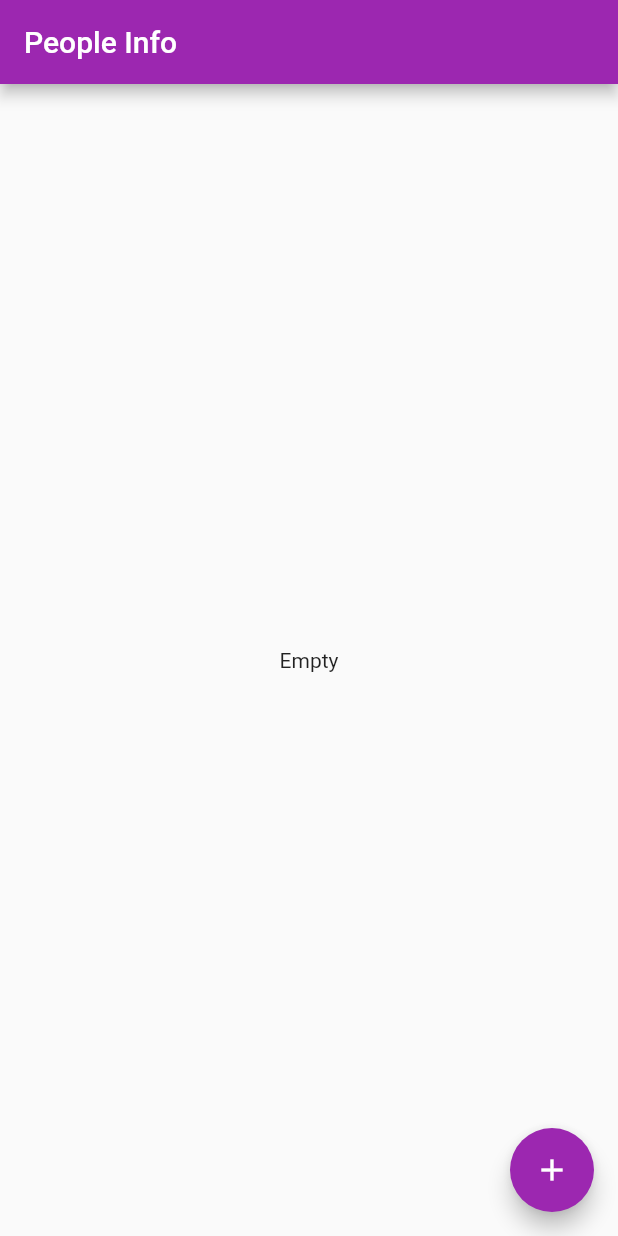
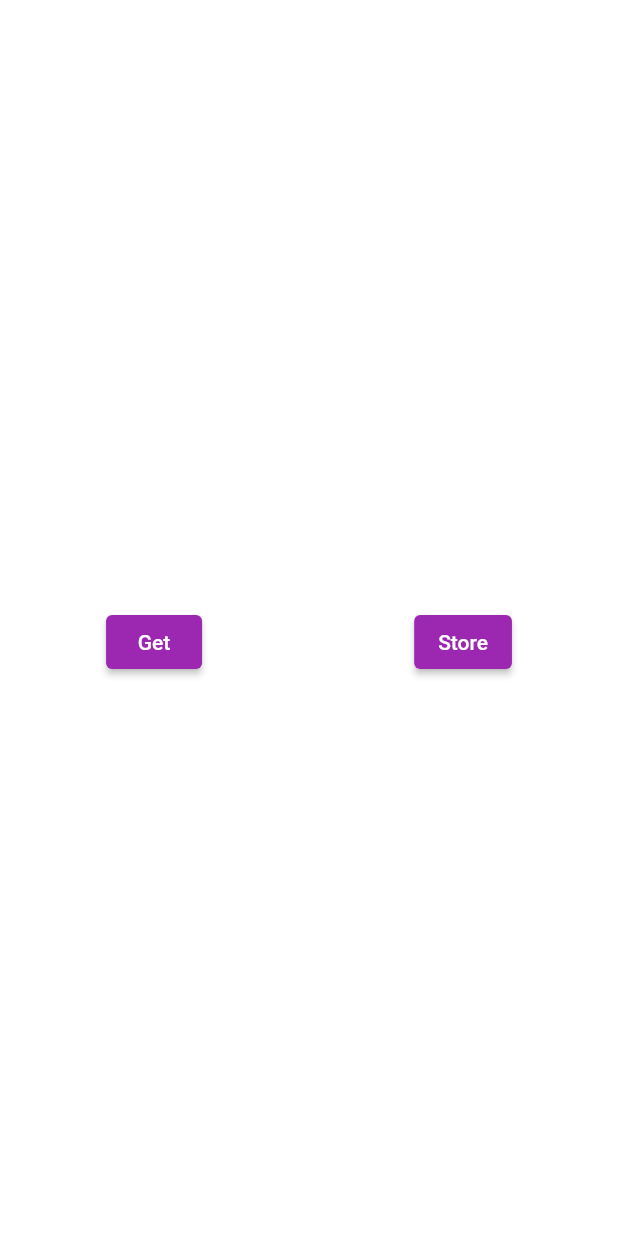
Before and after one commit to sbis04/hive_demo, a Flutter app: the screen it shows after launch, on a phone screen of 412 x 824 dp. Run offline on Flutter 3.47's test engine with Material 2 defaults, Android fonts, the phone set to English and light mode, and no system bars; our stand-ins replace flutter_secure_storage, hive_flutter; accounts and stored records are empty.

Commit message:
Hive encrypted box example

```diff
--- a/lib/main.dart
+++ b/lib/main.dart
@@ -1,16 +1,33 @@
+import 'dart:convert';
+import 'dart:developer';
+
 import 'package:flutter/material.dart';
-import 'package:hive_demo/models/person.dart';
+import 'package:flutter_secure_storage/flutter_secure_storage.dart';
 import 'package:hive_flutter/hive_flutter.dart';
-
-import 'screens/info_screen.dart';
 
 main() async {
   // Initialize hive
   await Hive.initFlutter();
-  // Registering the adapter
-  Hive.registerAdapter(PersonAdapter());
-  // Opening the box
-  await Hive.openBox('peopleBox');
+
+  const secureStorage = FlutterSecureStorage();
+  final encryprionKey = await secureStorage.read(key: 'key');
+
+  if (encryprionKey == null) {
+    final key = Hive.generateSecureKey();
+    await secureStorage.write(
+      key: 'key',
+      value: base64UrlEncode(key),
+    );
+  }
+
+  final key = await secureStorage.read(key: 'key');
+  final encryptionKey = base64Url.decode(key!);
+  print('Encryption key: $encryptionKey');
+
+  await Hive.openBox<String>(
+    'securedBox',
+    encryptionCipher: HiveAesCipher(encryptionKey),
+  );
 
   runApp(MyApp());
 }
@@ -36,7 +53,66 @@ class _MyAppState extends State<MyApp> {
         primarySwatch: Colors.purple,
       ),
       debugShowCheckedModeBanner: false,
-      home: InfoScreen(),
+      home: EncryptedBoxTest(),
     );
   }
 }
+
+class EncryptedBoxTest extends StatefulWidget {
+  const EncryptedBoxTest({Key? key}) : super(key: key);
+
+  @override
+  State<EncryptedBoxTest> createState() => _EncryptedBoxTestState();
+}
+
+class _EncryptedBoxTestState extends State<EncryptedBoxTest> {
+  late final Box<String> encryptedBox;
+  String? data = '';
+
+  _getData() {
+    setState(() {
+      data = encryptedBox.get('secret');
+    });
+    log('Fetched data');
+  }
+
+  _putData() async {
+    await encryptedBox.put('secret', 'Test secret key');
+    log('Stored data');
+  }
+
+  @override
+  void initState() {
+    encryptedBox = Hive.box<String>('securedBox');
+    super.initState();
+  }
+
+  @override
+  Widget build(BuildContext context) {
+    return Scaffold(
+      backgroundColor: Colors.white,
+      body: Center(
+        child: Column(
+          mainAxisAlignment: MainAxisAlignment.center,
+          children: [
+            Text('$data'),
+            SizedBox(height: 16),
+            Row(
+              mainAxisAlignment: MainAxisAlignment.spaceAround,
+              children: [
+                ElevatedButton(
+                  onPressed: _getData,
+                  child: Text('Get'),
+                ),
+                ElevatedButton(
+                  onPressed: _putData,
+                  child: Text('Store'),
+                ),
+              ],
+            ),
+          ],
+        ),
+      ),
+    );
+  }
+}
--- a/lib/screens/info_screen.dart
+++ /dev/null
@@ -1,85 +0,0 @@
-import 'package:flutter/material.dart';
-import 'package:hive/hive.dart';
-import 'package:hive_demo/screens/update_screen.dart';
-import 'package:hive_flutter/hive_flutter.dart';
-import 'package:hive_demo/screens/add_screen.dart';
-
-class InfoScreen extends StatefulWidget {
-  @override
-  _InfoScreenState createState() => _InfoScreenState();
-}
-
-class _InfoScreenState extends State<InfoScreen> {
-  late final Box contactBox;
-
-  // Delete info from people box
-  _deleteInfo(int index) {
-    contactBox.deleteAt(index);
-
-    print('Item deleted from box at index: $index');
-  }
-
-  @override
-  void initState() {
-    super.initState();
-    // Get reference to an already opened box
-    contactBox = Hive.box('peopleBox');
-  }
-
-  @override
-  Widget build(BuildContext context) {
-    return Scaffold(
-      appBar: AppBar(
-        title: Text('People Info'),
-      ),
-      floatingActionButton: FloatingActionButton(
-        onPressed: () => Navigator.of(context).push(
-          MaterialPageRoute(
-            builder: (context) => AddScreen(),
-          ),
-        ),
-        child: Icon(Icons.add),
-      ),
-      body: ValueListenableBuilder(
-        valueListenable: contactBox.listenable(),
-        builder: (context, Box box, widget) {
-          if (box.isEmpty) {
-            return Center(
-              child: Text('Empty'),
-            );
-          } else {
-            return ListView.builder(
-              itemCount: box.length,
-              itemBuilder: (context, index) {
-                var currentBox = box;
-                var personData = currentBox.getAt(index)!;
-
-                return InkWell(
-                  onTap: () => Navigator.of(context).push(
-                    MaterialPageRoute(
-                      builder: (context) => UpdateScreen(
-                        index: index,
-                        person: personData,
-                      ),
-                    ),
-                  ),
-                  child: ListTile(
-                    title: Text(personData.name),
-                    subtitle: Text(personData.country),
-                    trailing: IconButton(
-                      onPressed: () => _deleteInfo(index),
-                      icon: Icon(
-                        Icons.delete,
-                        color: Colors.red,
-                      ),
-                    ),
-                  ),
-                );
-              },
-            );
-          }
-        },
-      ),
-    );
-  }
-}
--- a/pubspec.yaml
+++ b/pubspec.yaml
@@ -30,6 +30,7 @@ dependencies:
   cupertino_icons: ^1.0.2
   hive: ^2.1.0
   hive_flutter: ^1.1.0
+  flutter_secure_storage: ^5.0.2
 
 dev_dependencies:
   flutter_test:
```
Also changed, not shown: lib/models/person.dart (deleted, +0 -17 lines), lib/screens/add_screen.dart (deleted, +0 -23 lines), lib/screens/update_screen.dart (deleted, +0 -36 lines), lib/utils/add_person_form.dart (deleted, +0 -83 lines), lib/utils/update_person_form.dart (deleted, +0 -93 lines), lib/models/person.g.dart (deleted), pubspec.lock, 3 other files.
